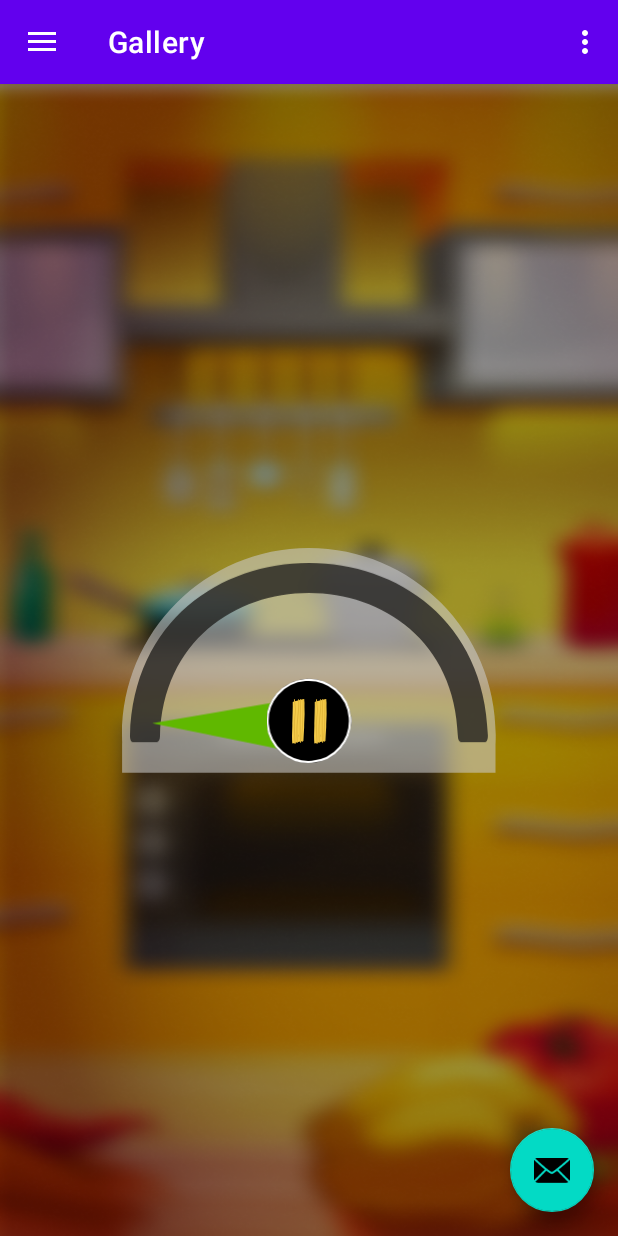
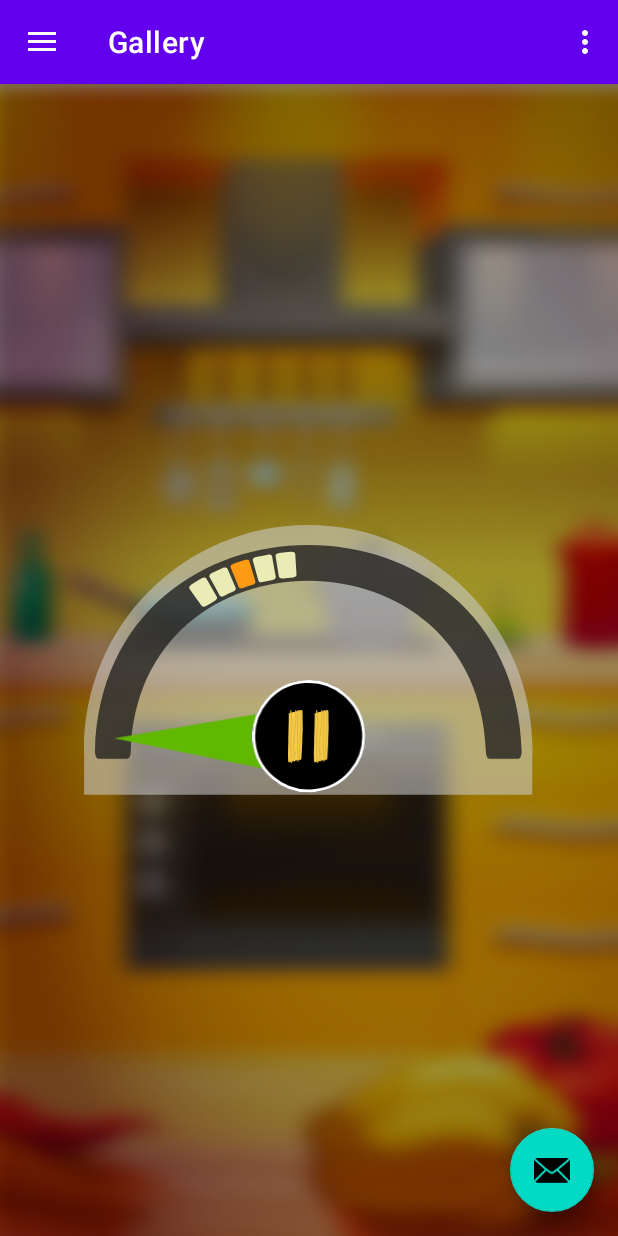
Before and after one commit to Mekemir/MacaroniApp, an Android app: the screen it shows after launch (MainActivity), in the side drawer, after a tap on "Gallery", on a phone screen of 412 x 824 dp. Run offline under Robolectric (Android 15) with nearby library versions, the light colour scheme and no system bars; our stand-ins replace navigation-ui; 1 statement that could not run was skipped.

Commit message:
level One

```diff
--- /dev/null
+++ b/app/src/main/res/drawable/pos_one.xml
@@ -0,0 +1,23 @@
+<?xml version="1.0" encoding="utf-8"?>
+<vector xmlns:android="http://schemas.android.com/apk/res/android"
+    android:width="72dp"
+    android:height="37dp"
+    android:viewportWidth="72"
+    android:viewportHeight="37">
+
+    <path
+        android:fillColor="#EAECB6"
+        android:pathData="M60.1194 1.25794C62.749 0.928452 65.3848 0.66233 68.027 0.472243C69.5224 0.364527 70.7706 0.985478 70.8213 1.83453C71.1064 6.47265 71.3979 11.1044 71.683 15.7425C71.7337 16.5916 70.7199 17.3329 69.4147 17.428C67.102 17.5991 64.8019 17.8272 62.5019 18.1123C61.2093 18.277 60.0497 17.7511 59.9167 16.9084C59.1753 12.321 58.4277 7.72722 57.6863 3.13979C57.5469 2.30341 58.6368 1.44802 60.1194 1.25794Z" />
+    <path
+        android:fillColor="#EAECB6"
+        android:pathData="M44.6844 4.0332C47.2569 3.42492 49.8484 2.89267 52.4526 2.42379C53.9226 2.15767 55.2406 2.6519 55.3863 3.48828C56.21 8.06303 57.0337 12.6441 57.8574 17.2189C58.0032 18.0553 57.0844 18.898 55.7982 19.1324C53.5234 19.5379 51.2551 20.0068 49.0057 20.5391C47.7385 20.8369 46.5283 20.4377 46.2938 19.614C45.0202 15.1279 43.7467 10.6419 42.4794 6.16217C42.245 5.34479 43.2271 4.37535 44.6781 4.0332H44.6844Z" />
+    <path
+        android:fillColor="#FF9A15"
+        android:pathData="M29.6675 8.44321C32.1513 7.56248 34.6668 6.75144 37.2013 6.0101C38.6332 5.59191 40.0019 5.9404 40.2426 6.75144C41.5923 11.2185 42.9419 15.6792 44.2915 20.1462C44.5323 20.9636 43.7149 21.9013 42.4667 22.2625C40.249 22.9088 38.0567 23.6185 35.8833 24.3851C34.6604 24.816 33.4122 24.5499 33.0827 23.7642C31.2959 19.4429 29.5091 15.1153 27.7286 10.7939C27.3991 10.0083 28.2609 8.93744 29.6675 8.44321Z" />
+    <path
+        android:fillColor="#EAECB6"
+        android:pathData="M15.2588 14.4753C17.6286 13.3221 20.03 12.2386 22.4631 11.2185C23.8381 10.6419 25.2384 10.8383 25.5742 11.624C27.437 15.9199 29.2935 20.2159 31.1564 24.5055C31.4922 25.2912 30.7889 26.3114 29.5914 26.8119C27.4687 27.699 25.3651 28.6494 23.2995 29.6569C22.1336 30.2271 20.86 30.1004 20.4418 29.3527C18.1671 25.2469 15.8861 21.141 13.6114 17.0351C13.1932 16.2875 13.9282 15.1279 15.2652 14.4753H15.2588Z" />
+    <path
+        android:fillColor="#EAECB6"
+        android:pathData="M1.64867 22.1295C3.86635 20.7038 6.12838 19.3415 8.42209 18.0553C9.72102 17.3266 11.134 17.3646 11.5585 18.106C13.9093 22.1738 16.2537 26.2417 18.6044 30.3159C19.0289 31.0635 18.446 32.1597 17.3181 32.7933C15.3096 33.9212 13.3327 35.106 11.3938 36.3543C10.304 37.0576 9.02403 37.0829 8.52347 36.3796C5.78622 32.5462 3.04264 28.7128 0.305395 24.8794C-0.195167 24.1824 0.394099 22.9342 1.64867 22.1295Z" />
+</vector>
--- /dev/null
+++ b/app/src/main/res/drawable/pos_three.xml
@@ -0,0 +1,23 @@
+<?xml version="1.0" encoding="utf-8"?>
+<vector xmlns:android="http://schemas.android.com/apk/res/android"
+    android:width="40dp"
+    android:height="73dp"
+    android:viewportWidth="40"
+    android:viewportHeight="73">
+
+    <path
+        android:fillColor="#EAECB6"
+        android:pathData="M36.6439 61.2941C36.9002 63.9318 37.0931 66.574 37.2098 69.2205C37.276 70.7182 36.6206 71.9488 35.7705 71.9759C31.1262 72.1322 26.4881 72.295 21.8439 72.4512C20.9938 72.4783 20.2808 71.4444 20.2221 70.137C20.1152 67.8204 19.9511 65.5149 19.7299 63.2078C19.6011 61.9112 20.159 60.7667 21.0051 60.6571C25.6113 60.0433 30.224 59.4234 34.8303 58.8097C35.6702 58.6936 36.495 59.8067 36.6439 61.2941Z" />
+    <path
+        android:fillColor="#EAECB6"
+        android:pathData="M34.2978 45.7881C34.8345 48.3765 35.2946 50.9818 35.691 53.598C35.9162 55.0749 35.3856 56.3786 34.5455 56.501C29.9496 57.1974 25.3474 57.8937 20.7516 58.5901C19.9115 58.7126 19.0946 57.7708 18.896 56.4785C18.5537 54.1934 18.148 51.9129 17.6784 49.6497C17.4159 48.3746 17.8485 47.176 18.6784 46.9645C23.1981 45.8159 27.7177 44.6673 32.2309 43.5249C33.0544 43.3132 33.9962 44.3219 34.298 45.7818L34.2978 45.7881Z" />
+    <path
+        android:fillColor="#FF9A15"
+        android:pathData="M30.3065 30.6547C31.1179 33.162 31.8589 35.699 32.5296 38.2531C32.9078 39.6961 32.5215 41.0545 31.7041 41.2727C27.2013 42.4978 22.7049 43.7231 18.2021 44.9482C17.3784 45.1662 16.4636 44.3231 16.1373 43.0653C15.5528 40.8306 14.9042 38.6194 14.1982 36.4256C13.8014 35.1912 14.1021 33.9509 14.8966 33.6433C19.2659 31.9771 23.6414 30.3111 28.0105 28.6513C28.805 28.3437 29.8515 29.2348 30.3065 30.6547Z" />
+    <path
+        android:fillColor="#EAECB6"
+        android:pathData="M24.6768 16.0841C25.7637 18.485 26.7802 20.9155 27.7324 23.376C28.2706 24.7665 28.0354 26.1608 27.2406 26.4746C22.8946 28.2175 18.5488 29.9541 14.2091 31.6972C13.4144 32.0111 12.4142 31.2797 11.9471 30.0687C11.1193 27.9223 10.2276 25.7931 9.27784 23.7003C8.74016 22.5191 8.90219 21.2495 9.66118 20.8522C13.8286 18.6923 17.9962 16.5262 22.1636 14.3663C22.9226 13.969 24.0613 14.7359 24.6766 16.0905L24.6768 16.0841Z" />
+    <path
+        android:fillColor="#EAECB6"
+        android:pathData="M17.4034 2.26676C18.7669 4.52316 20.0659 6.82213 21.288 9.15066C21.9803 10.4693 21.9031 11.8807 21.1503 12.2845C17.0187 14.5214 12.8874 16.752 8.74952 18.9887C7.99035 19.3923 6.91079 18.7792 6.30871 17.6342C5.23705 15.5951 4.1075 13.5861 2.91356 11.6133C2.24076 10.5044 2.25095 9.22424 2.96789 8.74339C6.8758 6.11359 10.7839 3.47747 14.6918 0.847677C15.4024 0.366654 16.6338 0.990338 17.4034 2.26676Z" />
+</vector>
--- /dev/null
+++ b/app/src/main/res/drawable/pos_two.xml
@@ -0,0 +1,23 @@
+<?xml version="1.0" encoding="utf-8"?>
+<vector xmlns:android="http://schemas.android.com/apk/res/android"
+    android:width="72dp"
+    android:height="81dp"
+    android:viewportWidth="72"
+    android:viewportHeight="81">
+
+    <path
+        android:fillColor="#EAECB6"
+        android:pathData="M64.3346 50.0689C66.1347 52.0138 67.887 54.0008 69.5811 56.0372C70.5401 57.1897 70.7628 58.5659 70.1024 59.1019C66.4993 62.0364 62.9051 64.9724 59.3021 67.9069C58.6416 68.4429 57.4484 68.051 56.6105 67.0456C55.1238 65.2659 53.5981 63.5297 52.026 61.8267C51.1389 60.8722 50.8906 59.6234 51.4979 59.0242C54.7939 55.7485 58.0914 52.4639 61.3874 49.1882C61.9859 48.5876 63.3161 48.9748 64.3346 50.0689Z" />
+    <path
+        android:fillColor="#EAECB6"
+        android:pathData="M53.0849 39.1428C55.0784 40.8789 57.0211 42.6748 58.9197 44.5179C59.9926 45.5574 60.3589 46.9164 59.7642 47.5223C56.5264 50.8575 53.2836 54.1965 50.0459 57.5318C49.4511 58.1376 48.2309 57.8821 47.2908 56.9734C45.6357 55.3611 43.9328 53.7909 42.1895 52.2731C41.209 51.4168 40.8281 50.2007 41.3609 49.5302C44.2644 45.881 47.1679 42.2319 50.0699 38.5915C50.5975 37.9247 51.9576 38.1579 53.0813 39.1377L53.0849 39.1428Z" />
+    <path
+        android:fillColor="#FF9A15"
+        android:pathData="M40.7501 29.5091C42.9133 31.0143 45.0382 32.5859 47.1176 34.2136C48.2919 35.1336 48.8063 36.4489 48.2875 37.1172C45.4438 40.8171 42.6052 44.5133 39.7615 48.2132C39.2376 48.8852 37.9992 48.7674 36.9783 47.9635C35.1607 46.5379 33.3065 45.1698 31.4169 43.8504C30.3542 43.1077 29.843 41.9382 30.2895 41.2126C32.7601 37.2423 35.2357 33.2684 37.7099 29.3033C38.1564 28.5777 39.5288 28.6539 40.7501 29.5091Z" />
+    <path
+        android:fillColor="#EAECB6"
+        android:pathData="M27.4515 21.3148C29.7696 22.5686 32.0495 23.8888 34.2964 25.2716C35.5662 26.053 36.2226 27.3054 35.7798 28.0362C33.3742 32.0534 30.9649 36.0656 28.5645 40.0792C28.1217 40.8099 26.8828 40.8328 25.7782 40.1513C23.8203 38.9433 21.8221 37.7876 19.7996 36.696C18.6568 36.0809 18.0177 34.9721 18.3816 34.1965C20.3927 29.9553 22.4001 25.709 24.4113 21.4677C24.7752 20.6922 26.1458 20.6138 27.4552 21.32L27.4515 21.3148Z" />
+    <path
+        android:fillColor="#EAECB6"
+        android:pathData="M13.3001 14.7148C15.751 15.6862 18.1762 16.7306 20.5582 17.8451C21.9072 18.476 22.6997 19.6465 22.3447 20.4235C20.4088 24.7043 18.4691 28.98 16.5281 33.2645C16.1678 34.0452 14.9373 34.2103 13.7652 33.6629C11.6781 32.6879 9.56323 31.7718 7.41898 30.9236C6.21233 30.4477 5.44588 29.4224 5.72574 28.6057C7.24591 24.1474 8.76239 19.6839 10.2826 15.2256C10.5573 14.4127 11.9151 14.1641 13.3001 14.7148Z" />
+</vector>
--- a/app/src/main/res/layout/fragment_gallery.xml
+++ b/app/src/main/res/layout/fragment_gallery.xml
@@ -23,8 +23,8 @@
         app:layout_constraintTop_toTopOf="parent" />
 
     <RelativeLayout
-        android:layout_width="250dp"
-        android:layout_height="250dp"
+        android:layout_width="300dp"
+        android:layout_height="300dp"
         app:layout_constraintBottom_toBottomOf="parent"
         app:layout_constraintEnd_toEndOf="parent"
         app:layout_constraintStart_toStartOf="parent"
@@ -34,23 +34,48 @@
             android:id="@+id/slider_back"
             android:layout_width="match_parent"
             android:layout_height="match_parent"
-            android:src="@drawable/slider_back"
-            app:layout_constraintBottom_toBottomOf="parent"
-            app:layout_constraintEnd_toEndOf="parent"
-            app:layout_constraintStart_toStartOf="parent"
-            app:layout_constraintTop_toTopOf="parent"/>
+            android:src="@drawable/slider_back"/>
 
         <ImageView
             android:id="@+id/slider_track"
             android:layout_width="match_parent"
             android:layout_height="match_parent"
-            android:layout_margin="5dp"
+            android:layout_margin="7dp"
             android:paddingBottom="10dp"
-            android:src="@drawable/slider_track"
-            app:layout_constraintBottom_toBottomOf="parent"
-            app:layout_constraintEnd_toEndOf="parent"
-            app:layout_constraintStart_toStartOf="parent"
-            app:layout_constraintTop_toTopOf="parent"/>
+            android:src="@drawable/slider_track"/>
+
+        <ImageView
+            android:id="@+id/positionOne"
+            android:layout_width="wrap_content"
+            android:layout_height="wrap_content"
+            android:layout_marginTop="77dp"
+            android:tag="69"
+            android:layout_marginStart="70dp"
+            android:src="@drawable/pos_one"
+            android:visibility="visible"/>
+
+        <ImageView
+            android:id="@+id/positionTwo"
+            android:layout_width="wrap_content"
+            android:layout_height="wrap_content"
+            android:layout_marginTop="70dp"
+            android:tag="130"
+            android:layout_marginEnd="39dp"
+            android:layout_alignParentEnd="true"
+            android:src="@drawable/pos_two"
+            android:visibility="gone"/>
+
+        <ImageView
+            android:id="@+id/positionThree"
+            android:layout_width="wrap_content"
+            android:layout_height="wrap_content"
+            android:tag="169"
+            android:layout_alignParentEnd="true"
+            android:layout_marginBottom="88dp"
+            android:layout_marginEnd="9dp"
+            android:layout_alignParentBottom="true"
+            android:src="@drawable/pos_three"
+            android:visibility="gone"/>
 
         <ImageView
             android:id="@+id/pointer"
@@ -59,31 +84,27 @@
             android:layout_alignBottom="@+id/slider_back"
             android:paddingStart="20dp"
             android:paddingEnd="20dp"
-            android:layout_marginTop="83dp"
-            android:src="@drawable/pointer"
-            app:layout_constraintBottom_toBottomOf="parent"
-            app:layout_constraintEnd_toEndOf="parent"
-            app:layout_constraintStart_toStartOf="parent"
-            app:layout_constraintTop_toTopOf="parent"/>
+            android:layout_marginTop="104dp"
+            android:src="@drawable/pointer"/>
 
 
         <ImageView
             android:id="@+id/play_btn"
-            android:layout_width="60dp"
-            android:layout_height="60dp"
+            android:layout_width="80dp"
+            android:layout_height="80dp"
             android:layout_alignBottom="@+id/slider_back"
             android:src="@drawable/play_btn"
             android:layout_centerHorizontal="true"
-            android:layout_marginBottom="53dp"/>
+            android:layout_marginBottom="57dp"/>
 
         <ImageView
             android:id="@+id/pauseBtn"
-            android:layout_width="30dp"
-            android:layout_height="30dp"
+            android:layout_width="35dp"
+            android:layout_height="35dp"
             android:layout_alignBottom="@+id/slider_back"
             android:src="@drawable/pause_btn"
             android:layout_centerHorizontal="true"
-            android:layout_marginBottom="69dp"/>
+            android:layout_marginBottom="81dp"/>
 
 
     </RelativeLayout>
```
